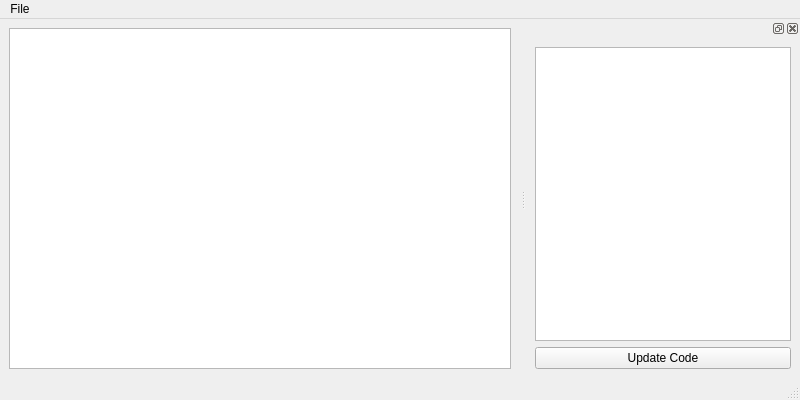
Old version of the form utils/themeeditor/editorwindow.ui in the repository Rockbox-Chinese-Community/Rockbox-RCC.
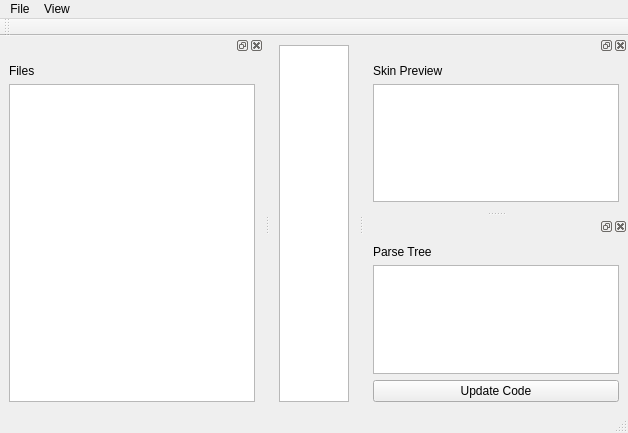
New version of the form.

Commit message: Theme Editor: Mocked up most of the UI, added View menu items for all dockable widgets

The edit to the form file:
```diff
--- a/utils/themeeditor/editorwindow.ui
+++ b/utils/themeeditor/editorwindow.ui
@@ -6,8 +6,8 @@
    <rect>
     <x>0</x>
     <y>0</y>
-    <width>800</width>
-    <height>400</height>
+    <width>628</width>
+    <height>433</height>
    </rect>
   </property>
   <property name="windowTitle">
@@ -33,7 +33,7 @@
     <rect>
      <x>0</x>
      <y>0</y>
-     <width>800</width>
+     <width>628</width>
      <height>25</height>
     </rect>
    </property>
@@ -43,7 +43,16 @@
     </property>
     <addaction name="actionQuit"/>
    </widget>
+   <widget class="QMenu" name="menuView">
+    <property name="title">
+     <string>View</string>
+    </property>
+    <addaction name="actionPreview_Panel"/>
+    <addaction name="actionDisplay_Panel"/>
+    <addaction name="actionFile_Panel"/>
+   </widget>
    <addaction name="menuFile"/>
+   <addaction name="menuView"/>
   </widget>
   <widget class="QStatusBar" name="statusbar"/>
   <widget class="QDockWidget" name="outputDock">
@@ -51,20 +60,81 @@
     <number>2</number>
    </attribute>
    <widget class="QWidget" name="dockWidgetContents">
+    <layout class="QVBoxLayout" name="verticalLayout_2">
+     <item>
+      <widget class="QLabel" name="label_3">
+       <property name="text">
+        <string>Skin Preview</string>
+       </property>
+       <property name="buddy">
+        <cstring>skinPreview</cstring>
+       </property>
+      </widget>
+     </item>
+     <item>
+      <widget class="QGraphicsView" name="skinPreview"/>
+     </item>
+    </layout>
+   </widget>
+  </widget>
+  <widget class="QToolBar" name="toolBar">
+   <property name="windowTitle">
+    <string>toolBar</string>
+   </property>
+   <attribute name="toolBarArea">
+    <enum>TopToolBarArea</enum>
+   </attribute>
+   <attribute name="toolBarBreak">
+    <bool>true</bool>
+   </attribute>
+  </widget>
+  <widget class="QDockWidget" name="fileDock">
+   <attribute name="dockWidgetArea">
+    <number>1</number>
+   </attribute>
+   <widget class="QWidget" name="dockWidgetContents_2">
+    <layout class="QVBoxLayout" name="verticalLayout_4">
+     <item>
+      <widget class="QLabel" name="label_2">
+       <property name="text">
+        <string>Files</string>
+       </property>
+       <property name="buddy">
+        <cstring>fileTree</cstring>
+       </property>
+      </widget>
+     </item>
+     <item>
+      <widget class="QTreeView" name="fileTree"/>
+     </item>
+    </layout>
+   </widget>
+  </widget>
+  <widget class="QDockWidget" name="parseTreeDock">
+   <attribute name="dockWidgetArea">
+    <number>2</number>
+   </attribute>
+   <widget class="QWidget" name="dockWidgetContents_3">
     <layout class="QVBoxLayout" name="verticalLayout_3">
      <item>
-      <layout class="QVBoxLayout" name="verticalLayout_2">
-       <item>
-        <widget class="QTreeView" name="parseTree"/>
-       </item>
-       <item>
-        <widget class="QPushButton" name="fromTree">
-         <property name="text">
-          <string>Update Code</string>
-         </property>
-        </widget>
-       </item>
-      </layout>
+      <widget class="QLabel" name="label">
+       <property name="text">
+        <string>Parse Tree</string>
+       </property>
+       <property name="buddy">
+        <cstring>parseTree</cstring>
+       </property>
+      </widget>
+     </item>
+     <item>
+      <widget class="QTreeView" name="parseTree"/>
+     </item>
+     <item>
+      <widget class="QPushButton" name="fromTree">
+       <property name="text">
+        <string>Update Code</string>
+       </property>
+      </widget>
      </item>
     </layout>
    </widget>
```
Left out of the diff: 141 changed lines with no effect on the pictures. The commit also changes 3 other files.
